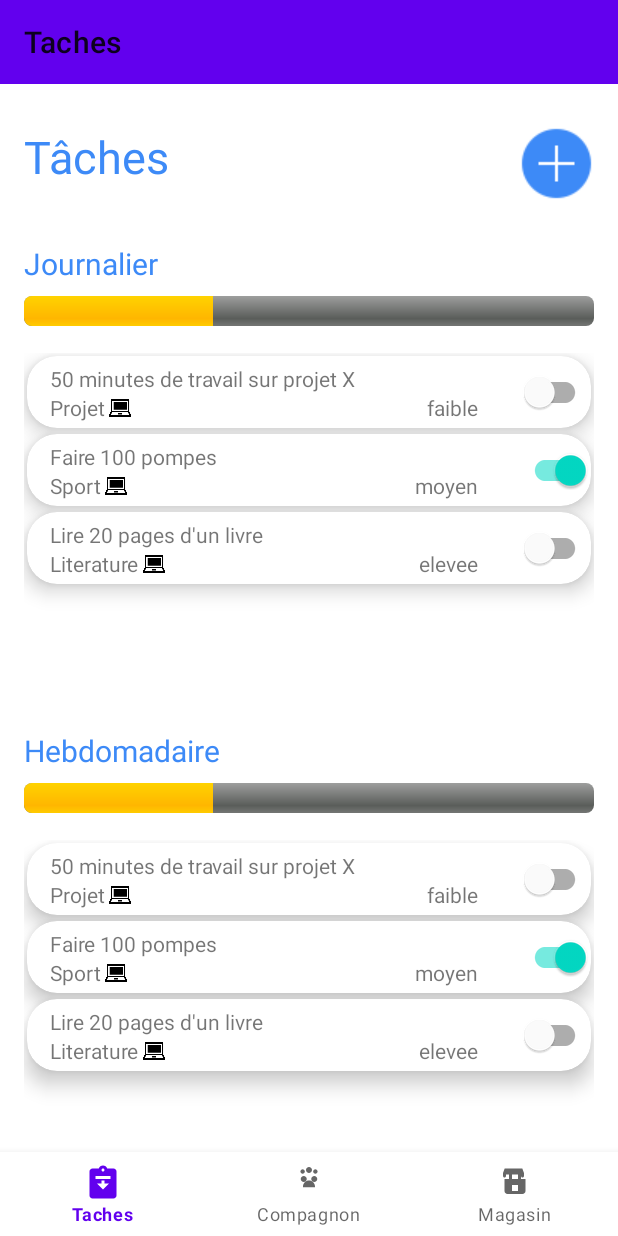
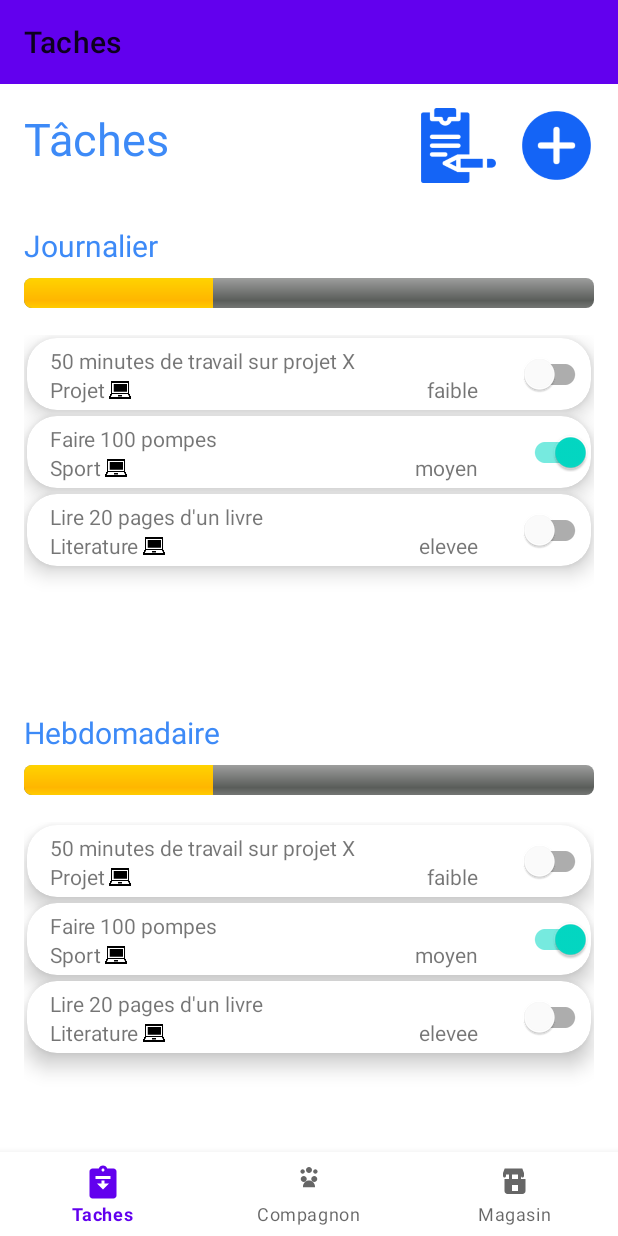
Before and after one commit to sofianghobrini/Vakna, an Android app built with Jetpack Compose: the screen it shows after launch (MainActivity), on a phone screen of 412 x 824 dp. Run offline under Robolectric (Android 15) with nearby library versions, the phone set to English and light mode, and no system bars; our stand-ins replace navigation-ui; Roboto replaces fonts that are not available here.

Commit message:
Refactor Fragment Gerer en Activity + navigation

```diff
--- a/app/src/main/AndroidManifest.xml
+++ b/app/src/main/AndroidManifest.xml
@@ -23,6 +23,8 @@
                 <category android:name="android.intent.category.LAUNCHER" />
             </intent-filter>
         </activity>
+        <activity android:name=".GererActivity"
+            android:label="Gérer Tâches" />
     </application>
 
 </manifest>
--- a/app/src/main/java/com/app/vakna/ui/Taches/TachesFragment.kt
+++ b/app/src/main/java/com/app/vakna/ui/Taches/TachesFragment.kt
@@ -1,5 +1,6 @@
 package com.app.vakna.ui.Taches
 
+import android.content.Intent
 import android.os.Bundle
 import android.view.LayoutInflater
 import android.view.View
@@ -10,6 +11,7 @@ import androidx.navigation.fragment.findNavController
 import androidx.recyclerview.widget.DividerItemDecoration
 import androidx.recyclerview.widget.LinearLayoutManager
 import androidx.recyclerview.widget.RecyclerView
+import com.app.vakna.GererActivity
 import com.app.vakna.R
 import com.app.vakna.adapters.ListAdapter
 import com.app.vakna.adapters.ListAdapterProgress
@@ -38,10 +40,16 @@ class TachesFragment : Fragment() {
 
         SetUpRecyclerView()
 
-        val imageButton: ImageButton = root.findViewById(R.id.boutonAjouterTache)
-        imageButton.setOnClickListener {
+        val ajouterButton: ImageButton = root.findViewById(R.id.boutonAjouterTache)
+        ajouterButton.setOnClickListener {
             val navController = findNavController()
-            navController.navigate(R.id.navigation_gerer)
+            navController.navigate(R.id.navigation_ajouter)
+        }
+
+        val gererButton: ImageButton = root.findViewById(R.id.boutonGererTache)
+        gererButton.setOnClickListener {
+            val intent = Intent(context, GererActivity::class.java)
+            startActivity(intent)
         }
 
         return root
--- a/app/src/main/res/layout/fragment_taches.xml
+++ b/app/src/main/res/layout/fragment_taches.xml
@@ -26,7 +26,7 @@
                 android:layout_width="match_parent"
                 android:layout_height="wrap_content"
                 android:orientation="horizontal"
-                android:layout_marginTop="28dp">
+                android:layout_marginTop="16dp">
 
                 <TextView
                     android:id="@+id/texteTitreTaches"
@@ -45,9 +45,20 @@
                 android:layout_weight="1" />
 
                 <ImageButton
+                    android:id="@+id/boutonGererTache"
+                    android:layout_width="50dp"
+                    android:layout_height="50dp"
+                    android:layout_marginEnd="15dp"
+                    android:scaleType="fitCenter"
+                    android:src="@drawable/gerer_icon"
+                    android:background="@android:color/transparent"
+                    android:textColor="@color/white"/>
+
+                <ImageButton
                     android:id="@+id/boutonAjouterTache"
                     android:layout_width="50dp"
-                    android:layout_height="wrap_content"
+                    android:layout_height="50dp"
+                    android:scaleType="fitCenter"
                     android:src="@drawable/ajout_icon"
                     android:background="@android:color/transparent"
                     android:textColor="@color/white"/>
--- a/app/src/main/res/navigation/mobile_navigation.xml
+++ b/app/src/main/res/navigation/mobile_navigation.xml
@@ -28,10 +28,4 @@
         android:name="com.app.vakna.ui.ajouter.AjouterFragment"
         android:label="Créer Tâche"
         tools:layout="@layout/fragment_ajouter" />
-
-    <fragment
-        android:id="@+id/navigation_gerer"
-        android:name="com.app.vakna.ui.gerer.GererFragment"
-        android:label="Gérer Tâches"
-        tools:layout="@layout/fragment_gerer" />
 </navigation>
```
Also changed, not shown: app/src/main/java/com/app/vakna/GererActivity.kt (renamed from app/src/main/java/com/app/vakna/ui/gerer/GererFragment.kt, +36 -36 lines), app/src/main/res/layout/activity_gerer.xml (renamed from app/src/main/res/layout/fragment_gerer.xml, +33 -10 lines), app/src/main/res/drawable/ajout_icon.png, app/src/main/res/drawable/gerer_icon.png (added), app/src/main/res/drawable/taches_icon.png (added).
